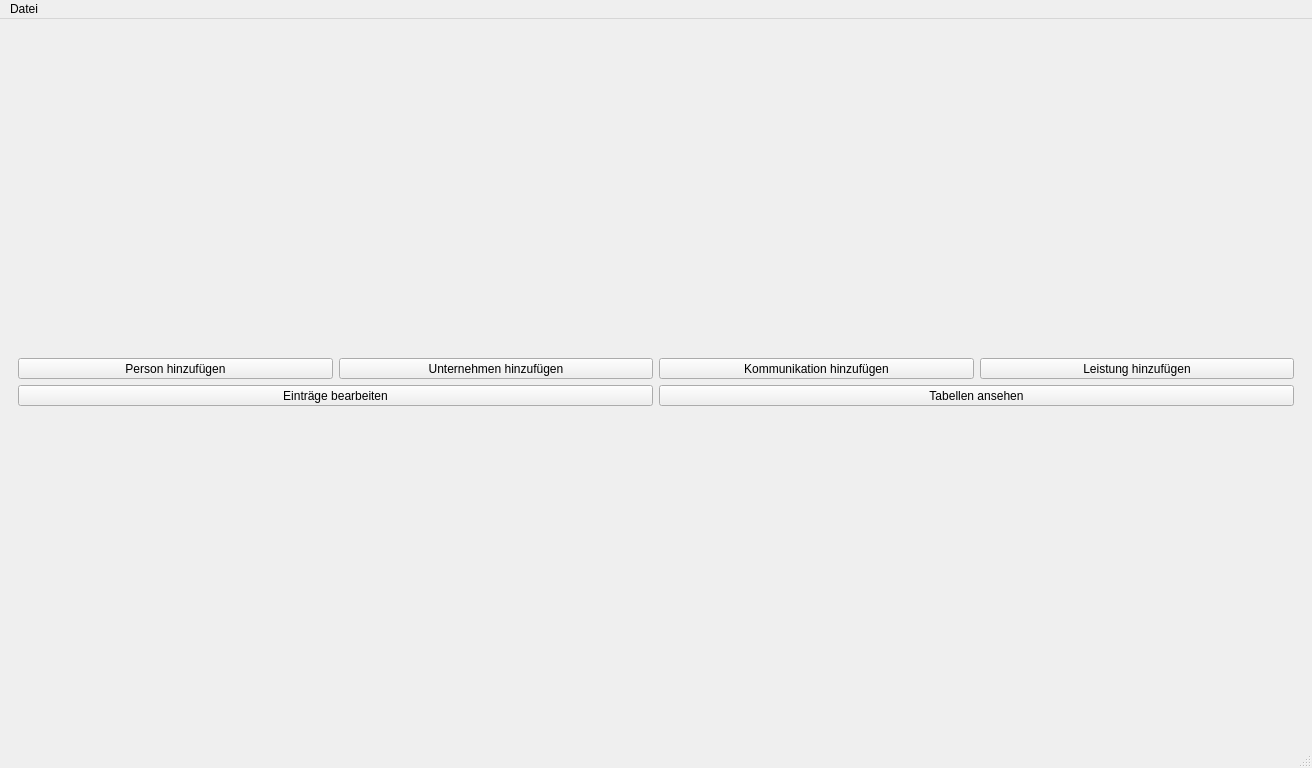
Before: the Qt Designer form mainwindow.ui in green-lion-racing/glr-database, drawn with Qt 5.
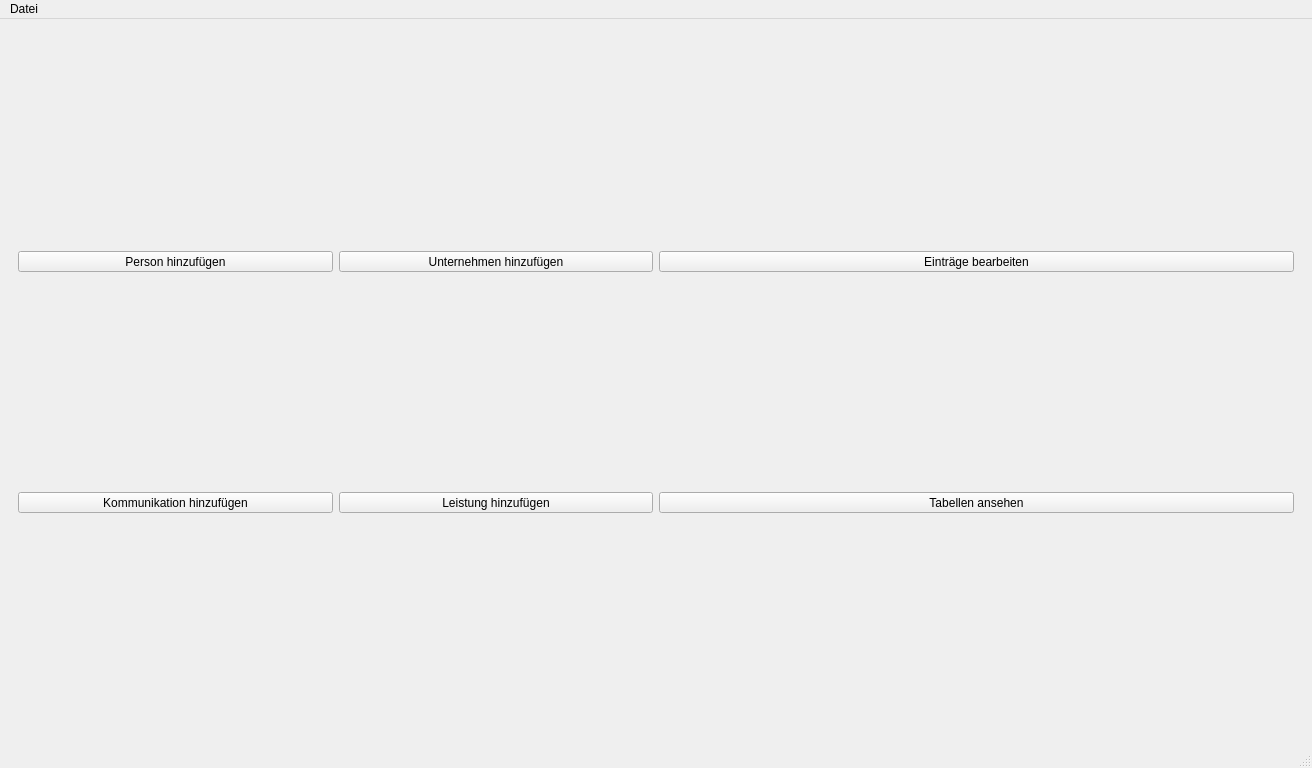
After: the same form once the commit is applied.

Diff of the .ui file:
```diff
--- a/mainwindow.ui
+++ b/mainwindow.ui
@@ -21,10 +21,12 @@
        <number>0</number>
       </property>
       <widget class="QWidget" name="page_main">
+       <layout class="QHBoxLayout" name="horizontalLayout_7">
+        <item>
+         <layout class="QHBoxLayout" name="horizontalLayout_6">
+          <item>
        <layout class="QVBoxLayout" name="verticalLayout_2">
         <item>
-         <layout class="QVBoxLayout" name="verticalLayout">
-          <item>
            <layout class="QHBoxLayout" name="horizontalLayout_4">
             <item>
              <widget class="QToolButton" name="tb_createPerson">
@@ -67,6 +69,10 @@
               </property>
              </widget>
             </item>
+             </layout>
+            </item>
+            <item>
+             <layout class="QHBoxLayout" name="horizontalLayout_5">
             <item>
              <widget class="QToolButton" name="tb_createCommunication">
               <property name="sizePolicy">
@@ -101,8 +107,10 @@
             </item>
            </layout>
           </item>
+           </layout>
+          </item>
           <item>
-           <layout class="QHBoxLayout" name="horizontalLayout_5">
+           <layout class="QVBoxLayout" name="verticalLayout">
             <item>
              <widget class="QToolButton" name="tb_modifyTables">
               <property name="sizePolicy">
```
Lines whose indentation alone changed are shown as unchanged.
